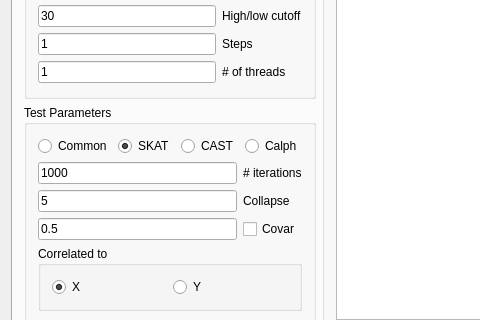
The window that gui/ui/mainwindow.ui (ScottMastro/VikNGS) describes before a commit, drawn with Qt 5; both pictures show x 0 to 480 and y 262 to 582 of the 976 by 829 pixel window.
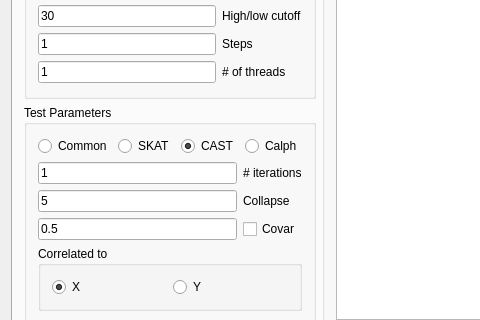
The same window after the commit.

Diff of the .ui file:
```diff
--- a/gui/ui/mainwindow.ui
+++ b/gui/ui/mainwindow.ui
@@ -883,7 +883,7 @@
                       <string>SKAT</string>
                      </property>
                      <property name="checked">
-                      <bool>true</bool>
+                      <bool>false</bool>
                      </property>
                     </widget>
                    </item>
@@ -893,7 +893,7 @@
                       <string>CAST</string>
                      </property>
                      <property name="checked">
-                      <bool>false</bool>
+                      <bool>true</bool>
                      </property>
                     </widget>
                    </item>
@@ -930,7 +930,7 @@
                         <bool>true</bool>
                        </property>
                        <property name="text">
-                        <string>1000</string>
+                        <string>1</string>
                        </property>
                       </widget>
                      </item>
```
